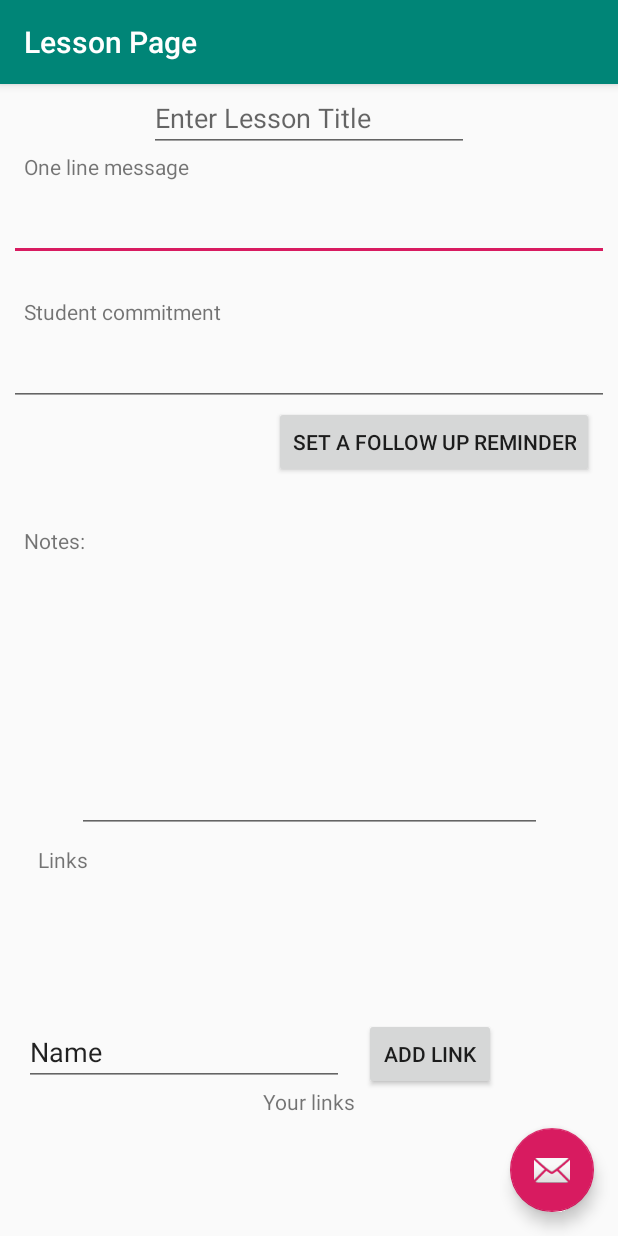
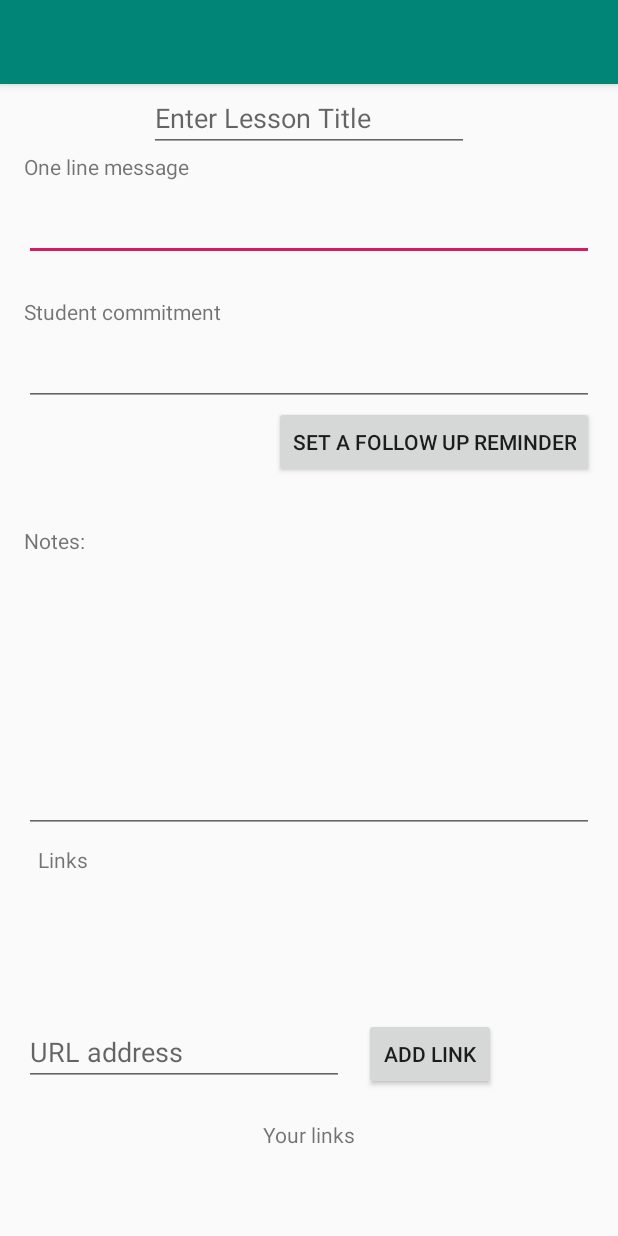
Before and after one commit to whitneyharrism/ScriptureApp, an Android app: the LessonPage screen opened directly, with no data from a screen before it, on a phone screen of 412 x 824 dp. Run offline under Robolectric (Android 15) with nearby library versions, the light colour scheme and no system bars; our stand-ins replace Firebase (no records; nobody signed in at launch, a user with empty details on screens opened directly); 5 statements that could not run were skipped.

Commit message:
post submission changes

```diff
--- a/app/src/main/java/com/example/scripturestudyapp/FactQuiz.java
+++ b/app/src/main/java/com/example/scripturestudyapp/FactQuiz.java
@@ -11,10 +11,4 @@ public abstract class FactQuiz extends Quiz {
             questions.add(q[i]);
         }
     }
-
-    @Override
-    public abstract void saveProgress();
-    public abstract void loadProgress();
-    public abstract void saveScore(int score);
-    public abstract void loadScore();
 }
--- a/app/src/main/java/com/example/scripturestudyapp/LessonPage.java
+++ b/app/src/main/java/com/example/scripturestudyapp/LessonPage.java
@@ -27,41 +27,34 @@ public class LessonPage extends AppCompatActivity {
     private String note;
     private String link[];
     final String TAG = "LessonPage";
-    EditText commitment,message,notes;
-    TextView links;
+    EditText commitment,message,notes, title, linkWriter;
+    TextView myLinks;
     DatabaseReference LessonDatabase = FirebaseDatabase.getInstance().getReference().child("Lesson").child("LessonOne");
 
     @Override
     protected void onCreate(Bundle savedInstanceState) {
         super.onCreate(savedInstanceState);
         setContentView(R.layout.activity_lesson_page);
-        Toolbar toolbar = findViewById(R.id.toolbar);
-        setSupportActionBar(toolbar);
 
-        FloatingActionButton fab = findViewById(R.id.fab);
-        fab.setOnClickListener(new View.OnClickListener() {
-            @Override
-            public void onClick(View view) {
-                Snackbar.make(view, "emailing students", Snackbar.LENGTH_LONG)
-                        .setAction("Action", null).show();
-            }
-        });
         commitment = findViewById(R.id.commitmentBox);
         message = findViewById(R.id.messageBox);
         notes = findViewById(R.id.notesBox);
-        links = findViewById(R.id.linkWriter);
+        linkWriter = findViewById(R.id.linkWriter);
+        title = findViewById(R.id.titleBox);
+        myLinks = findViewById(R.id.myLinksBox);
         load();
     }
 
-    public void addLink(){}
+    public void addLink(View view){
+        myLinks.append(myLinks.getText());
+    }
 
     public void save(){
-
-
         LessonDatabase.child("commitment").setValue(commitment.getText().toString());
         LessonDatabase.child("message").setValue(message.getText().toString());
         LessonDatabase.child("notes").setValue(notes.getText().toString());
-        LessonDatabase.child("links").setValue(links.getText().toString());
+        LessonDatabase.child("links").setValue(myLinks.getText().toString());
+        LessonDatabase.child("title").setValue(title.getText().toString());
     }
     public void load(){
         LessonDatabase.addValueEventListener(new ValueEventListener() {
@@ -70,7 +63,8 @@ public class LessonPage extends AppCompatActivity {
                 commitment.setText(dataSnapshot.child("commitment").getValue().toString());
                 message.setText(dataSnapshot.child("message").getValue().toString());
                 notes.setText(dataSnapshot.child("notes").getValue().toString());
-                links.setText(dataSnapshot.child("links").getValue().toString());
+                myLinks.setText(dataSnapshot.child("links").getValue().toString());
+                title.setText(dataSnapshot.child("title").getValue().toString());
 
             }
             @Override
--- a/app/src/main/java/com/example/scripturestudyapp/ScaleQuiz.java
+++ b/app/src/main/java/com/example/scripturestudyapp/ScaleQuiz.java
@@ -12,10 +12,4 @@ abstract class ScaleQuiz extends Quiz{
             questions.add(q[i]);
         }
     }
-
-    @Override
-    public abstract void saveProgress();
-    public abstract void loadProgress();
-    public abstract void saveScore(int score);
-    public abstract void loadScore();
 }
--- a/app/src/main/res/layout/activity_lesson_page.xml
+++ b/app/src/main/res/layout/activity_lesson_page.xml
@@ -23,12 +23,4 @@
 
     <include layout="@layout/content_lesson_page" />
 
-    <com.google.android.material.floatingactionbutton.FloatingActionButton
-        android:id="@+id/fab"
-        android:layout_width="wrap_content"
-        android:layout_height="wrap_content"
-        android:layout_gravity="bottom|end"
-        android:layout_margin="@dimen/fab_margin"
-        app:srcCompat="@android:drawable/ic_dialog_email" />
-
 </androidx.coordinatorlayout.widget.CoordinatorLayout>
--- a/app/src/main/res/layout/content_lesson_page.xml
+++ b/app/src/main/res/layout/content_lesson_page.xml
@@ -16,13 +16,15 @@
         android:layout_marginLeft="16dp"
         android:text="One line message"
         app:layout_constraintStart_toStartOf="parent"
-        app:layout_constraintTop_toBottomOf="@+id/editText5" />
+        app:layout_constraintTop_toBottomOf="@+id/titleBox" />
 
     <EditText
         android:id="@+id/messageBox"
-        android:layout_width="400dp"
+        android:layout_width="0dp"
         android:layout_height="wrap_content"
+        android:layout_marginStart="16dp"
         android:layout_marginTop="8dp"
+        android:layout_marginEnd="16dp"
         android:ems="10"
         android:gravity="start|top"
         android:inputType="textMultiLine"
@@ -33,9 +35,11 @@
 
     <EditText
         android:id="@+id/commitmentBox"
-        android:layout_width="400dp"
+        android:layout_width="0dp"
         android:layout_height="wrap_content"
+        android:layout_marginStart="16dp"
         android:layout_marginTop="8dp"
+        android:layout_marginEnd="16dp"
         android:ems="10"
         android:gravity="start|top"
         android:inputType="textMultiLine"
@@ -56,7 +60,7 @@
         app:layout_constraintTop_toBottomOf="@+id/messageBox" />
 
     <EditText
-        android:id="@+id/editText5"
+        android:id="@+id/titleBox"
         android:layout_width="wrap_content"
         android:layout_height="wrap_content"
         android:ems="10"
@@ -79,9 +83,11 @@
 
     <EditText
         android:id="@+id/notesBox"
-        android:layout_width="310dp"
+        android:layout_width="0dp"
         android:layout_height="177dp"
+        android:layout_marginStart="16dp"
         android:layout_marginTop="8dp"
+        android:layout_marginEnd="16dp"
         android:ems="10"
         android:gravity="start|top"
         android:inputType="textMultiLine"
@@ -102,7 +108,7 @@
         app:layout_constraintTop_toBottomOf="@+id/button3" />
 
     <TextView
-        android:id="@+id/linkWriter"
+        android:id="@+id/links"
         android:layout_width="wrap_content"
         android:layout_height="wrap_content"
         android:layout_marginStart="25dp"
@@ -113,25 +119,25 @@
         app:layout_constraintTop_toBottomOf="@+id/notesBox" />
 
     <TextView
-        android:id="@+id/linksBox"
+        android:id="@+id/linksTitle"
         android:layout_width="wrap_content"
         android:layout_height="wrap_content"
-        android:layout_marginBottom="80dp"
         android:text="Your links"
-        app:layout_constraintBottom_toBottomOf="parent"
+        app:layout_constraintBottom_toTopOf="@+id/myLinksBox"
         app:layout_constraintEnd_toEndOf="parent"
         app:layout_constraintHorizontal_bias="0.5"
-        app:layout_constraintStart_toStartOf="parent" />
+        app:layout_constraintStart_toStartOf="parent"
+        app:layout_constraintTop_toBottomOf="@+id/linkWriter" />
 
     <EditText
-        android:id="@+id/editText3"
+        android:id="@+id/linkWriter"
         android:layout_width="wrap_content"
         android:layout_height="wrap_content"
         android:layout_marginStart="16dp"
         android:layout_marginBottom="100dp"
         android:ems="10"
+        android:hint="URL address"
         android:inputType="textPersonName"
-        android:text="Name"
         app:layout_constraintBottom_toBottomOf="parent"
         app:layout_constraintStart_toStartOf="parent" />
 
@@ -140,9 +146,20 @@
         android:layout_width="wrap_content"
         android:layout_height="wrap_content"
         android:layout_marginEnd="68dp"
+        android:onClick="addLink"
         android:text="Add link"
         app:layout_constraintEnd_toEndOf="parent"
-        app:layout_constraintStart_toEndOf="@+id/editText3"
-        app:layout_constraintTop_toTopOf="@+id/editText3" />
+        app:layout_constraintStart_toEndOf="@+id/linkWriter"
+        app:layout_constraintTop_toTopOf="@+id/linkWriter" />
+
+    <TextView
+        android:id="@+id/myLinksBox"
+        android:layout_width="0dp"
+        android:layout_height="wrap_content"
+        android:layout_marginBottom="16dp"
+        app:layout_constraintBottom_toBottomOf="parent"
+        app:layout_constraintEnd_toEndOf="parent"
+        app:layout_constraintHorizontal_bias="0.5"
+        app:layout_constraintStart_toStartOf="parent" />
 
 </androidx.constraintlayout.widget.ConstraintLayout>
```
Also changed, not shown: app/build.gradle (+4 -4 lines), app/src/main/java/com/example/scripturestudyapp/AttributeQuiz.java (+0 -20 lines), app/src/main/java/com/example/scripturestudyapp/BookOfMormonQuiz.java (+0 -39 lines), app/src/main/java/com/example/scripturestudyapp/DCQuiz.java (+0 -20 lines), app/src/main/java/com/example/scripturestudyapp/NewTestimentQuiz.java (+0 -20 lines), app/src/main/java/com/example/scripturestudyapp/OldTestamentQuiz.java (+0 -20 lines), app/src/main/java/com/example/scripturestudyapp/Profile.java (+5 -17 lines), app/src/main/java/com/example/scripturestudyapp/Quiz.java (+0 -11 lines), app/src/main/java/com/example/scripturestudyapp/QuizList.java (+6 -6 lines), app/src/main/java/com/example/scripturestudyapp/QuizRunner.java (+30 -11 lines), app/src/main/java/com/example/scripturestudyapp/investigatorQuiz.java (+0 -21 lines), app/src/main/res/layout/activity_profile.xml (+10 -0 lines).
